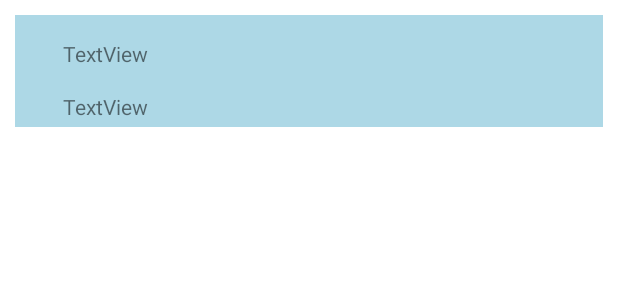
After one commit to kiranrana8973/RoomDatabaseForclass, an Android app: the layout custom_student_layout.xml on its own in the app's theme, with its tools: preview values and no code run, on a phone screen of 412 x 824 dp. The commit adds this screen. Shown: the top 300 px of the screen. Run offline under Robolectric (Android 15) with nearby library versions, the phone set to English and light mode, and no system bars.

Commit message:
Add user and display user done

```diff
--- a/app/src/main/java/com/kiran/softuserroomdatabase/CountrycapitalActivity.kt
+++ b/app/src/main/java/com/kiran/softuserroomdatabase/CountrycapitalActivity.kt
@@ -39,6 +39,7 @@ class CountrycapitalActivity : AppCompatActivity() {
             val country = etCountry.text.toString()
             val capital = etCapital.text.toString()
             val printStream = PrintStream(openFileOutput("Country.txt", MODE_APPEND))
+
             printStream.println("$country -> $capital")
             Toast.makeText(this, "$capital saved", Toast.LENGTH_SHORT).show()
         } catch (e: IOException) {
--- /dev/null
+++ b/app/src/main/res/layout/custom_student_layout.xml
@@ -0,0 +1,32 @@
+<?xml version="1.0" encoding="utf-8"?>
+<androidx.constraintlayout.widget.ConstraintLayout
+    xmlns:android="http://schemas.android.com/apk/res/android"
+    xmlns:app="http://schemas.android.com/apk/res-auto"
+    xmlns:tools="http://schemas.android.com/tools"
+    android:layout_width="match_parent"
+    android:layout_margin="10dp"
+    android:background="#ADD8E6"
+    android:layout_height="wrap_content">
+
+    <TextView
+        android:id="@+id/tvFname"
+        android:layout_width="156dp"
+        android:layout_height="23dp"
+        android:layout_marginStart="32dp"
+        android:layout_marginLeft="32dp"
+        android:layout_marginTop="16dp"
+        android:text="TextView"
+        app:layout_constraintStart_toStartOf="parent"
+        app:layout_constraintTop_toTopOf="parent" />
+
+    <TextView
+        android:id="@+id/tvLname"
+        android:layout_width="156dp"
+        android:layout_height="23dp"
+        android:layout_marginStart="32dp"
+        android:layout_marginLeft="32dp"
+        android:layout_marginTop="12dp"
+        android:text="TextView"
+        app:layout_constraintStart_toStartOf="parent"
+        app:layout_constraintTop_toBottomOf="@+id/tvFname" />
+</androidx.constraintlayout.widget.ConstraintLayout>
```
Also changed, not shown: app/build.gradle (+10 -0 lines), app/src/main/java/com/kiran/softuserroomdatabase/AddStudentActivity.kt (+11 -1 lines), app/src/main/java/com/kiran/softuserroomdatabase/ViewStudentsActivity.kt (+22 -0 lines), app/src/main/java/com/kiran/softuserroomdatabase/adapter/StudentAdapter.kt (added, +37 -0 lines), app/src/main/java/com/kiran/softuserroomdatabase/dao/StudentDAO.kt (added, +15 -0 lines), app/src/main/java/com/kiran/softuserroomdatabase/db/StudentDB.kt (added, +34 -0 lines), app/src/main/java/com/kiran/softuserroomdatabase/entity/Student.kt (added, +15 -0 lines), app/src/main/res/layout/activity_view_students.xml (+8 -2 lines).
